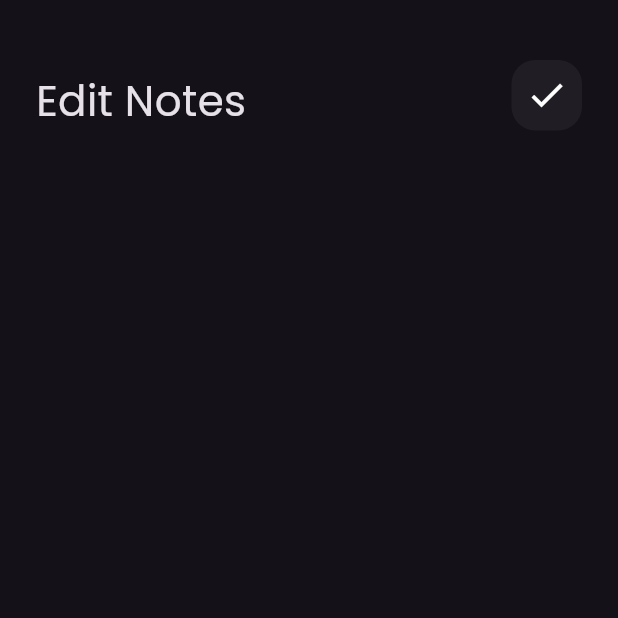
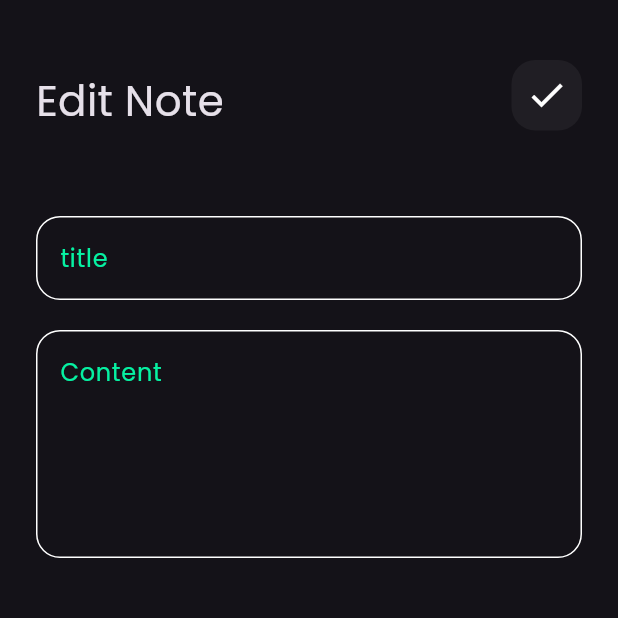
Before and after one commit to Zeina6699/notes_app, a Flutter app: the EditNoteView screen opened directly, on a phone screen of 412 x 824 dp, the top half of it. Run offline on Flutter 3.47's test engine with Material 3 defaults, Android fonts, the phone set to English and light mode, and no system bars.

Commit message:
editvyew ui done

```diff
--- a/lib/view/editNoteView.dart
+++ b/lib/view/editNoteView.dart
@@ -10,6 +10,7 @@ class EditNoteView extends StatelessWidget {
       body:
 
       EditNoteViewBody(),
+
     );
   }
 }
--- a/lib/view/widgets/EditNoteViewBody.dart
+++ b/lib/view/widgets/EditNoteViewBody.dart
@@ -1,5 +1,6 @@
 import 'package:flutter/material.dart';
 import 'package:notesapp/view/widgets/CustomAppBar.dart';
+import 'package:notesapp/view/widgets/customtextfield.dart';
 
 class EditNoteViewBody extends StatelessWidget {
   const EditNoteViewBody({super.key});
@@ -10,9 +11,17 @@ class EditNoteViewBody extends StatelessWidget {
         padding: EdgeInsets.symmetric(horizontal: 24, vertical: 30),
         child: Column(
           children: [
+            SizedBox(height: 10),
+            customAppBar(
+              title: "Edit Note",
+              icon: Icons.check,
+            ),
+            SizedBox(height: 50,),
+            customTextField(hint: "title"),
+              SizedBox(height: 20,),
 
-                SizedBox(height: 10),
-              customAppBar(title: "Edit Notes",icon:Icons.check ,)],
+            customTextField(hint: "Content",maxlines: 5)
+          ],
         ));
   }
 }
```
